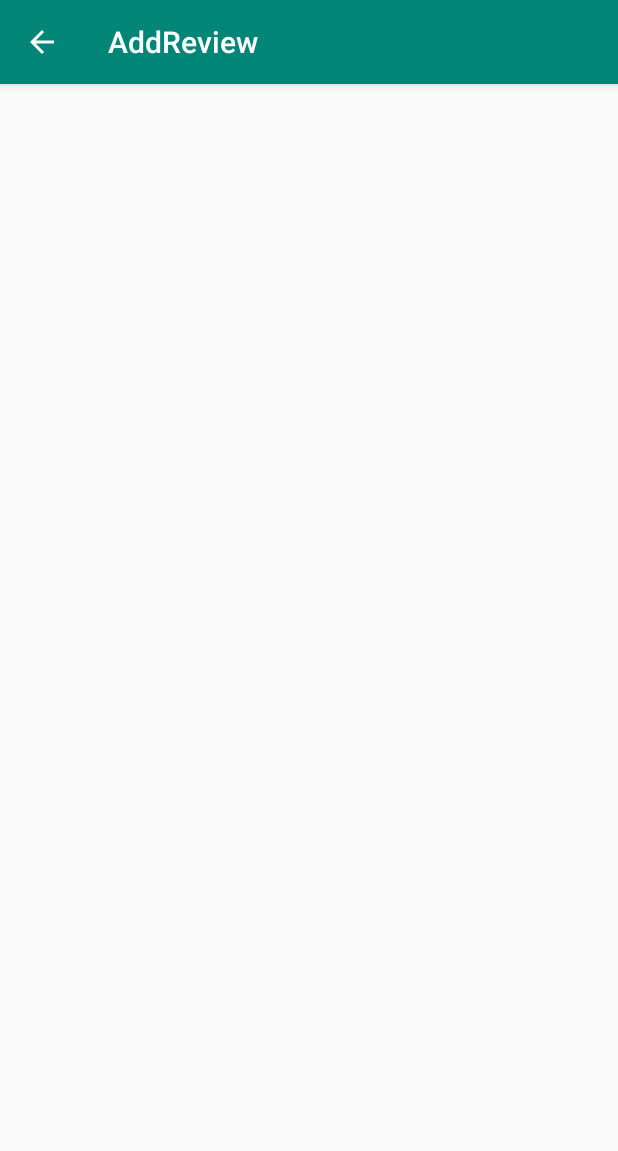
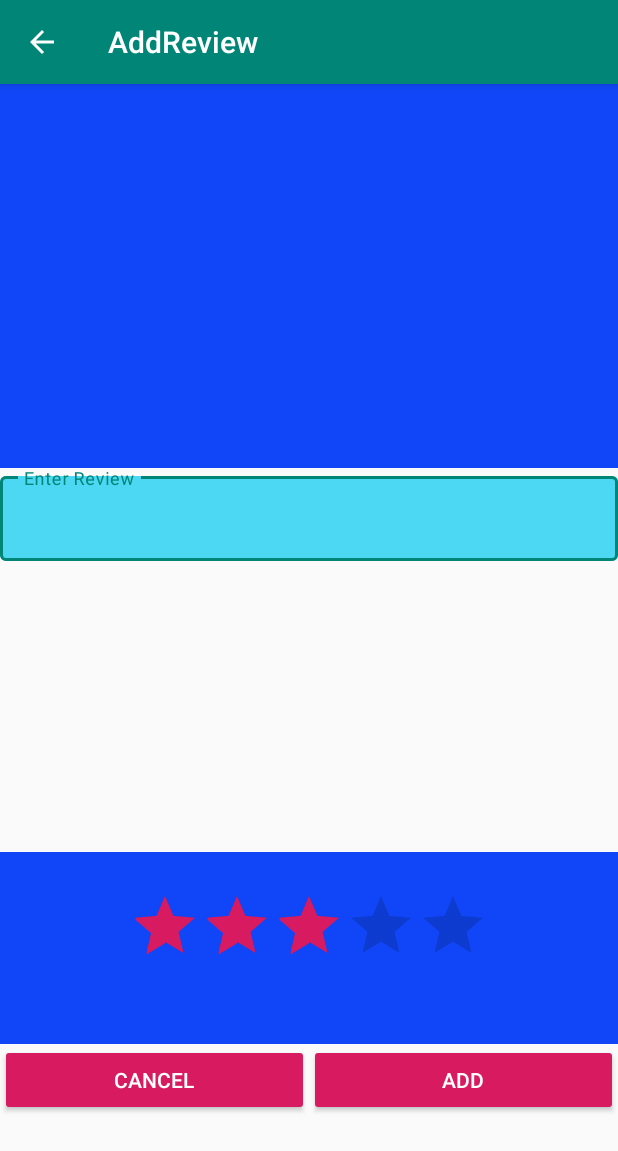
Before and after one commit to GregIzzo/Capstone-Project, an Android app: the AddReviewActivity screen opened directly, with no data from a screen before it, on a phone screen of 412 x 824 dp. Shown: the top 1151 px of the screen. Run offline under Robolectric (Android 15) with nearby library versions, the phone set to English and light mode, and no system bars; our stand-ins replace ButterKnife, Firebase (no records; nobody signed in at launch, a user with empty details on screens opened directly).

Commit message:
feat: Connected Review, AddReview screen
Add Review functionality added including star-ratings. Revamped all DB's to include an 'id' field to make lookups easier.

```diff
--- a/app/src/main/java/com/example/android/tagsalenow/MainActivity.java
+++ b/app/src/main/java/com/example/android/tagsalenow/MainActivity.java
@@ -275,6 +275,7 @@ public class MainActivity extends AppCompatActivity implements
                 public void onChildAdded(DataSnapshot dataSnapshot, String s) {
                     TagSaleEventObject tagSaleEventObject = dataSnapshot.getValue(TagSaleEventObject.class);
                     Log.d(TAG, "TAGSALEEVENT ChildAdded:("+s+") !!!!:" + tagSaleEventObject.getLocationId());
+                    CurrentInfo.addEvent(tagSaleEventObject);
                     //NEED TO SEND THE CHANGE INFO TO fragment
                     // mMessageAdapter.add(tagSaleEventObject);
                 }
@@ -300,6 +301,7 @@ public class MainActivity extends AppCompatActivity implements
                     //When first attached, this method is called for every object in the DB
                     TagSaleUserObject tagSaleUserObject = dataSnapshot.getValue(TagSaleUserObject.class);
                     Log.d(TAG, "TAGSALEUSER onChildAdded: added:" + dataSnapshot.toString());
+                    CurrentInfo.addUser(tagSaleUserObject);
                 }
                 @Override
                 public void onChildChanged(@NonNull DataSnapshot dataSnapshot, @Nullable String s) {
--- a/app/src/main/java/com/example/android/tagsalenow/ReviewListFragment.java
+++ b/app/src/main/java/com/example/android/tagsalenow/ReviewListFragment.java
@@ -65,7 +65,7 @@ public class ReviewListFragment extends Fragment implements ReviewListRecyclerAd
         // tsAdapter.dataChanged();
 
         //Listen to data source
-        // Obtain a new or prior instance of HotStockViewModel from the
+        // Obtain a new or prior instance of ReviewsViewModel from the
         // ViewModelProviders utility class.
         ReviewsViewModel viewModel = ViewModelProviders.of(this).get(ReviewsViewModel.class);
         LiveData<List<TagSaleReviewObject>> liveData = viewModel.getTagSaleReviewObjectLiveData();
--- a/app/src/main/java/com/example/android/tagsalenow/TagSaleListFragment.java
+++ b/app/src/main/java/com/example/android/tagsalenow/TagSaleListFragment.java
@@ -101,7 +101,7 @@ public class TagSaleListFragment extends Fragment implements TagSaleListRecycler
         // tsAdapter.dataChanged();
 
         //Listen to data source
-        // Obtain a new or prior instance of HotStockViewModel from the
+        // Obtain a new or prior instance of TagSaleEventsViewModel from the
         // ViewModelProviders utility class.
          viewModel = ViewModelProviders.of(this).get(TagSaleEventsViewModel.class);
          liveData = viewModel.getTagSaleEventObjectLiveData();
--- a/app/src/main/java/com/example/android/tagsalenow/ViewTagSaleActivity.java
+++ b/app/src/main/java/com/example/android/tagsalenow/ViewTagSaleActivity.java
@@ -22,7 +22,7 @@ ReviewListFragment.OnButtonClickListener{
         setContentView(R.layout.activity_viewtagsale);
 
         //EXPECT CurrentInfo.currentTagSaleEventObject to contain info
-
+        Log.d(TAG, "CHOSEN TAGSALEID:"+CurrentInfo.getCurrentTagSaleID());
         tagSaleViewFragment = new TagSaleViewFragment();
         getSupportFragmentManager().beginTransaction()
                 .add(R.id.tagsaledetail_container, tagSaleViewFragment,getString(R.string.TAG_FRAGMENT_VIEWTAGSALE))
--- a/app/src/main/java/com/example/android/tagsalenow/data/TagSaleEventsViewModel.java
+++ b/app/src/main/java/com/example/android/tagsalenow/data/TagSaleEventsViewModel.java
@@ -60,6 +60,7 @@ public class TagSaleEventsViewModel extends ViewModel {
             Log.d("TAGSALEEVENTSVIEWMODEL", "dataSnapShot: " + dataSnapshot.toString());
             List<TagSaleEventObject> values = null;
             Map<String, Object> td = (HashMap<String,Object>) dataSnapshot.getValue();
+
             try {
                 values = Utilities.MapToTSEO(td);
             } catch (Exception ex){
--- a/app/src/main/res/layout/activity_addreview.xml
+++ b/app/src/main/res/layout/activity_addreview.xml
@@ -2,13 +2,20 @@
 <LinearLayout
     xmlns:android="http://schemas.android.com/apk/res/android"
     xmlns:app="http://schemas.android.com/apk/res-auto"
-
+    xmlns:tools="http://schemas.android.com/tools"
     android:layout_width="match_parent"
     android:layout_height="match_parent"
-
     android:orientation="vertical"
     >
-    <include layout="@layout/fragment_tagsaledetails" />
+    <LinearLayout
+        android:background="@color/colorDarkBlue"
+        android:layout_width="match_parent"
+        android:layout_height="0dp"
+        android:layout_weight="2"
+        android:orientation="vertical"
+        >
+        <include layout="@layout/fragment_tagsaledetails" />
+    </LinearLayout>
 
     <android.support.design.widget.TextInputLayout
         android:layout_width="match_parent"
@@ -23,31 +30,39 @@
             android:layout_height="wrap_content"
             android:hint="@string/hint_review"/>
     </android.support.design.widget.TextInputLayout>
-
-
+<LinearLayout
+    android:layout_width="match_parent"
+    android:layout_height="0dp"
+    android:layout_weight="1"
+    android:background="@color/colorDarkBlue"
+    android:gravity="center">
     <RatingBar
         android:id="@+id/ratingBar"
-        style="@style/Widget.AppCompat.RatingBar.Indicator"
-        android:layout_width="match_parent"
-        android:layout_weight="1"
-        android:layout_height="0dp"
-        android:gravity="center_vertical"
-        android:isIndicator="true"
+        android:layout_width="wrap_content"
+        android:layout_height="wrap_content"
+        android:background="@color/colorDarkBlue"
+        android:layout_gravity="center_horizontal"
+
+        android:isIndicator="false"
         android:numStars="5"
-        android:rating="0.0"
-        android:stepSize="1.0" />
-
+        android:paddingTop="25dp"
+        android:rating="3.0"
+        android:stepSize="1.0"
+        android:theme="@android:style/Widget.Material.Light.RatingBar.Indicator" />
+</LinearLayout>
     <LinearLayout
         android:layout_width="match_parent"
-        android:layout_height="wrap_content"
+        android:layout_height="0dp"
+        android:layout_weight="1"
         android:orientation="horizontal"
+
         >
         <Button
             android:id="@+id/button_cancel"
             android:paddingHorizontal="@dimen/tsadd_horiz_padd"
             android:layout_width="0dp"
             android:layout_weight="1"
-            android:layout_height="match_parent"
+            android:layout_height="wrap_content"
             android:text="@string/button_cancel"
             style="@style/Widget.AppCompat.Button.Colored"/>
         <Button
@@ -55,7 +70,7 @@
             android:paddingHorizontal="@dimen/tsadd_horiz_padd"
             android:layout_width="0dp"
             android:layout_weight="1"
-            android:layout_height="match_parent"
+            android:layout_height="wrap_content"
             android:text="@string/button_add"
             style="@style/Widget.AppCompat.Button.Colored"/>
 
```
Also changed, not shown: app/src/main/java/com/example/android/tagsalenow/AddReviewActivity.java (+39 -1 lines), app/src/main/java/com/example/android/tagsalenow/AddTagSaleActivity.java (+8 -2 lines), app/src/main/java/com/example/android/tagsalenow/ReviewListRecyclerAdapter.java (+13 -1 lines), app/src/main/java/com/example/android/tagsalenow/TagSaleEventObject.java (+6 -1 lines), app/src/main/java/com/example/android/tagsalenow/TagSaleReviewObject.java (+5 -2 lines), app/src/main/java/com/example/android/tagsalenow/data/CurrentInfo.java (+49 -1 lines), app/src/main/java/com/example/android/tagsalenow/utils/Utilities.java (+12 -5 lines), app/src/main/res/layout/reviewlistitem.xml (+15 -8 lines).
